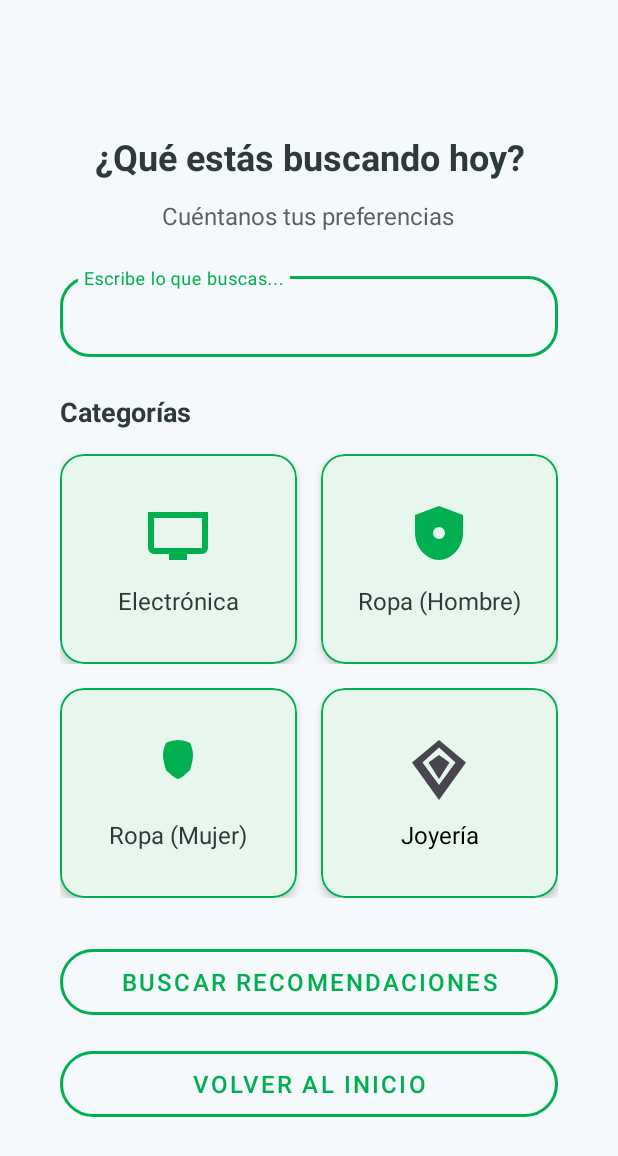
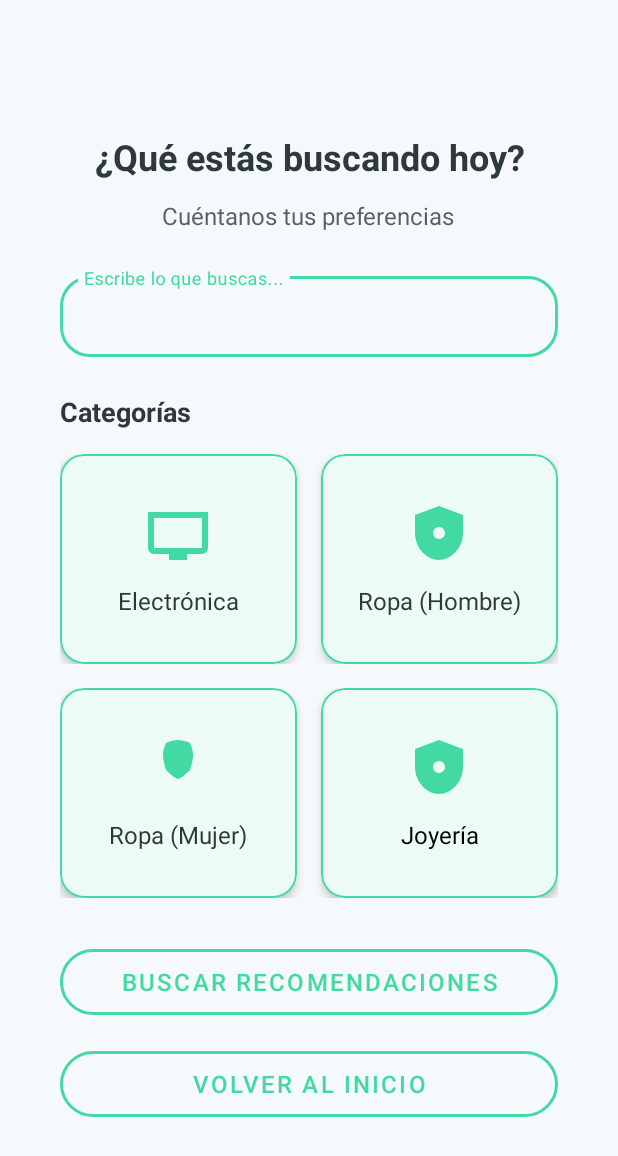
Before and after one commit to LitziYPC09/TuMatchApp, an Android app: the HomeActivity screen opened directly, with no data from a screen before it, on a phone screen of 412 x 824 dp. Shown: the top 1156 px of the screen. Run offline under Robolectric (Android 15) with nearby library versions, the phone set to English and light mode, and no system bars.

Commit message:
aplicando colores TuMatchApp

```diff
--- a/app/src/main/AndroidManifest.xml
+++ b/app/src/main/AndroidManifest.xml
@@ -11,11 +11,11 @@
         android:dataExtractionRules="@xml/data_extraction_rules"
         android:fullBackupContent="@xml/backup_rules"
         android:label="TuMatchApp"
-        android:roundIcon="@drawable/tumatchapp"
+        android:roundIcon="@mipmap/ic_launcherv2"
         android:supportsRtl="true"
         android:theme="@style/Theme.TuMatchApp"
         android:usesCleartextTraffic="true"
-        android:icon="@drawable/tumatchapp">
+        android:icon="@mipmap/ic_launcherv2">
         <activity
             android:name=".MainActivity"
             android:exported="true">
--- a/app/src/main/res/layout/activity_home.xml
+++ b/app/src/main/res/layout/activity_home.xml
@@ -215,7 +215,7 @@
                     <ImageView
                         android:layout_width="48dp"
                         android:layout_height="48dp"
-                        android:src="@drawable/ic_jewelry"
+                        android:src="@drawable/ic_clothing_men"
                         android:layout_marginBottom="8dp"/>
 
                     <TextView
--- a/app/src/main/res/layout/activity_login.xml
+++ b/app/src/main/res/layout/activity_login.xml
@@ -27,8 +27,8 @@
             android:layout_height="254dp"
             android:layout_marginTop="-45dp"
             android:contentDescription="Logo"
-            android:src="@drawable/tumatchapp"
-            android:tint="@color/primary" />
+            android:src="@mipmap/ic_launcherv2"
+             />
 
         <TextView
             android:id="@+id/tvTitle"
--- a/app/src/main/res/layout/activity_main.xml
+++ b/app/src/main/res/layout/activity_main.xml
@@ -35,8 +35,8 @@
             android:layout_height="172dp"
             android:layout_marginTop="-145dp"
             android:contentDescription="Logo"
-            android:src="@drawable/tumatchapp"
-            android:tint="@color/primary" />
+            android:src="@mipmap/ic_launcherv2"
+            />
 
         <TextView
             android:id="@+id/tvWelcome"
--- a/app/src/main/res/layout/activity_productos.xml
+++ b/app/src/main/res/layout/activity_productos.xml
@@ -5,6 +5,7 @@
     android:layout_height="wrap_content"
     android:layout_marginBottom="16dp"
     app:cardCornerRadius="12dp"
+
     app:cardUseCompatPadding="true">
 
     <LinearLayout
--- a/app/src/main/res/layout/activity_register.xml
+++ b/app/src/main/res/layout/activity_register.xml
@@ -26,8 +26,8 @@
             android:layout_height="254dp"
             android:layout_marginTop="-45dp"
             android:contentDescription="Logo"
-            android:src="@drawable/tumatchapp"
-            android:tint="@color/primary" />
+            android:src="@mipmap/ic_launcherv2"
+           />
         <!-- Título -->
         <TextView
             android:id="@+id/tvTitle"
--- a/app/src/main/res/values/colors.xml
+++ b/app/src/main/res/values/colors.xml
@@ -1,7 +1,7 @@
 <?xml version="1.0" encoding="utf-8"?>
 <resources>
     <!-- Palette ajustada para coincidir con el diseño (verde vibrante) -->
-    <color name="primary">#00B050</color>
+    <color name="primary">#43D9A2</color>
     <color name="onPrimary">#FFFFFF</color>
     <color name="primaryContainer">#DFF6E8</color>
     <color name="onPrimaryContainer">#DFF6E8</color>
@@ -18,5 +18,5 @@
     <color name="white">#FFFFFFFF</color>
 
     <!-- Accents -->
-    <color name="accent">#00B050</color>
+    <color name="accent">#43D9A2</color>
 </resources>
```
